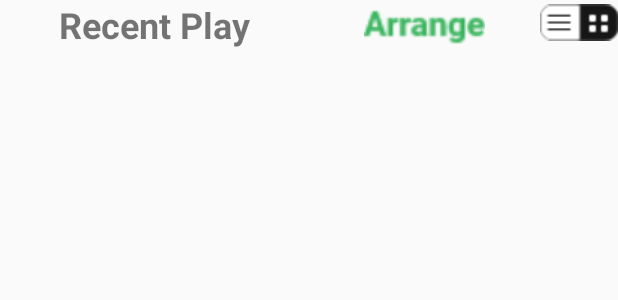
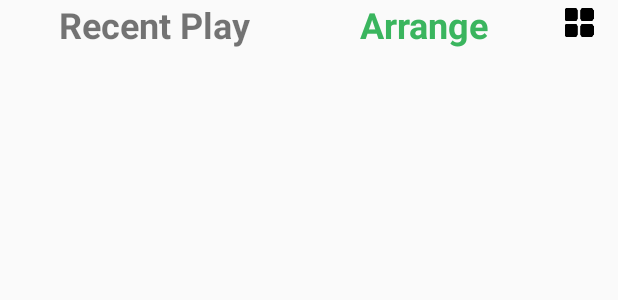
Before and after one commit to anhnguyen515/AppMusicOnline, an Android app: the layout fragment_personal.xml on its own in the app's theme, with its tools: preview values and no code run, on a phone screen of 412 x 824 dp. Shown: the top 300 px of the screen. Run offline under Robolectric (Android 15) with nearby library versions, the phone set to English and light mode, and no system bars.

Commit message:
them logo, chinh sua giao dien personal

```diff
--- a/app/src/main/java/com/example/appmusiconline/Fragment/Fragment_personal_album.java
+++ b/app/src/main/java/com/example/appmusiconline/Fragment/Fragment_personal_album.java
@@ -50,12 +50,13 @@ public class Fragment_personal_album extends Fragment {
                 if(lvPersonalAlbum.getVisibility() == View.VISIBLE) {
                     lvPersonalAlbum.setVisibility(View.GONE);
                     gridView.setVisibility(View.VISIBLE);
+                    Fragment_personal.imgPersonalSort.setImageResource(R.drawable.grid_white);
                 }
-                else{
+                else {
                     lvPersonalAlbum.setVisibility(View.VISIBLE);
                     gridView.setVisibility(View.GONE);
+                    Fragment_personal.imgPersonalSort.setImageResource(R.drawable.grid);
                 }
-                Toast.makeText(getActivity(), "ALBUM", Toast.LENGTH_SHORT).show();
             }
         });
         return view ;
--- a/app/src/main/java/com/example/appmusiconline/Fragment/Fragment_personal_song.java
+++ b/app/src/main/java/com/example/appmusiconline/Fragment/Fragment_personal_song.java
@@ -50,13 +50,13 @@ public class Fragment_personal_song extends Fragment {
                 if (lvPersonalSong.getVisibility() == View.VISIBLE) {
                     lvPersonalSong.setVisibility(View.GONE);
                     gridView.setVisibility(View.VISIBLE);
+                    Fragment_personal.imgPersonalSort.setImageResource(R.drawable.grid_white);
                 }
-                else{
+                else {
                     lvPersonalSong.setVisibility(View.VISIBLE);
                     gridView.setVisibility(View.GONE);
+                    Fragment_personal.imgPersonalSort.setImageResource(R.drawable.grid);
                 }
-                Toast.makeText(getActivity(), "SONG", Toast.LENGTH_SHORT).show();
-
             }
         });
         return view ;
--- a/app/src/main/res/layout/fragment_personal.xml
+++ b/app/src/main/res/layout/fragment_personal.xml
@@ -19,17 +19,23 @@
             android:gravity="center"
             android:textStyle="bold"
             />
-        <ImageView
+        <TextView
             android:layout_width="0dp"
-            android:layout_height="30dp"
-            android:src="@drawable/arrange"
+            android:layout_height="wrap_content"
+            android:text="Arrange"
+            android:textSize="24dp"
+            android:gravity="center"
+            android:textStyle="bold"
+            android:textColor="#3ab55e"
             android:layout_weight="3"/>
         <ImageView
             android:layout_width="0dp"
             android:layout_height="30dp"
+            android:padding="5dp"
             android:id="@+id/imgPersonalSort"
             android:layout_weight="1"
-            android:src="@drawable/sort1"
+            android:background="@drawable/selector"
+            android:src="@drawable/grid"
             />
     </LinearLayout>
     <com.google.android.material.tabs.TabLayout
```
Also changed, not shown: app/src/main/res/drawable-v24/grid.png (added), app/src/main/res/drawable-v24/grid_white.png (added), app/src/main/res/drawable-v24/list.png (added), app/src/main/res/mipmap-hdpi/launcher_logo.png (added), app/src/main/res/mipmap-xxxhdpi/launcher_logo.jpg (deleted).
